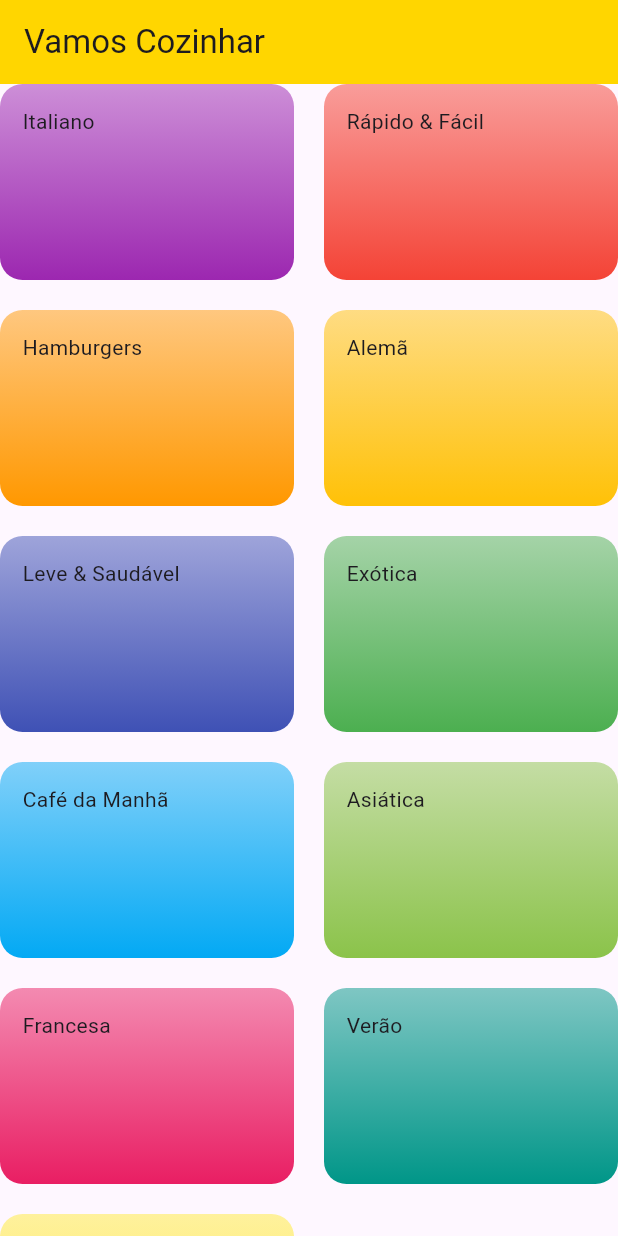
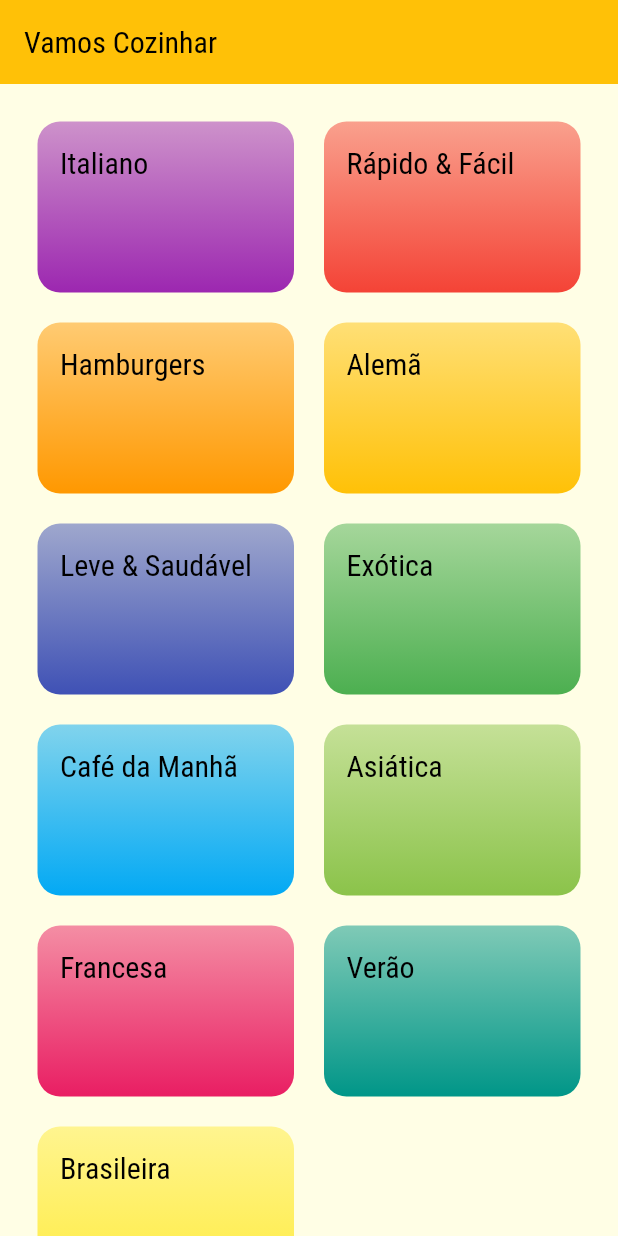
Before and after one commit to ArthurRCastilho/RecipesApp, a Flutter app: the screen it shows after launch, on a phone screen of 412 x 824 dp. Run offline on Flutter 3.47's test engine with Material 3 defaults, Android fonts, the phone set to English and light mode, and no system bars.

Commit message:
Adicionando fontes, e temas de cores para a aplicação, foi definido o tema para os textos e configurando as fonts dentro de pubspec.yaml, além de definir as cores primaria e secundaria da aplicação

```diff
--- a/lib/components/category_item.dart
+++ b/lib/components/category_item.dart
@@ -9,8 +9,11 @@ class CategoryItem extends StatelessWidget {
   @override
   Widget build(BuildContext context) {
     return Container(
-      padding: EdgeInsets.all(15),
-      child: Text(category.title),
+      padding: const EdgeInsets.all(15),
+      child: Text(
+        category.title,
+        style: Theme.of(context).textTheme.titleLarge,
+      ),
       decoration: BoxDecoration(
         borderRadius: BorderRadius.circular(15),
         gradient: LinearGradient(
--- a/lib/main.dart
+++ b/lib/main.dart
@@ -13,7 +13,19 @@ class MyApp extends StatelessWidget {
     return MaterialApp(
       title: 'Vamos Cozinhar?',
       theme: ThemeData(
-        primarySwatch: Colors.blue,
+        colorScheme: ColorScheme.fromSwatch().copyWith(
+          primary: Colors.amber,
+          secondary: Colors.pink,
+        ),
+        fontFamily: 'Raleway',
+        canvasColor: const Color.fromRGBO(255, 254, 229, 1),
+        scaffoldBackgroundColor: const Color.fromRGBO(255, 254, 229, 1),
+        textTheme: ThemeData.light().textTheme.copyWith(
+              titleLarge: const TextStyle(
+                fontSize: 20,
+                fontFamily: 'RobotoCondensed',
+              ),
+            ),
       ),
       home: CategoriesScreen(),
     );
--- a/lib/screens/categories_screen.dart
+++ b/lib/screens/categories_screen.dart
@@ -8,9 +8,10 @@ class CategoriesScreen extends StatelessWidget {
     return Scaffold(
       appBar: AppBar(
         title: Text('Vamos Cozinhar'),
-        backgroundColor: Colors.yellowAccent.shade700,
+        backgroundColor: Theme.of(context).colorScheme.primary,
       ),
       body: GridView(
+        padding: const EdgeInsets.all(25),
         gridDelegate: const SliverGridDelegateWithMaxCrossAxisExtent(
           maxCrossAxisExtent: 200,
           childAspectRatio: 3 / 2,
```
Also changed, not shown: pubspec.yaml (+18 -7 lines), assets/fonts/Raleway-Black.ttf (added), assets/fonts/Raleway-Bold.ttf (added), assets/fonts/Raleway-Regular.ttf (added), assets/fonts/RobotoCondensed-Bold.ttf (added), assets/fonts/RobotoCondensed-Italic.ttf (added), assets/fonts/RobotoCondensed-Light.ttf (added), assets/fonts/RobotoCondensed-Regular.ttf (added).
